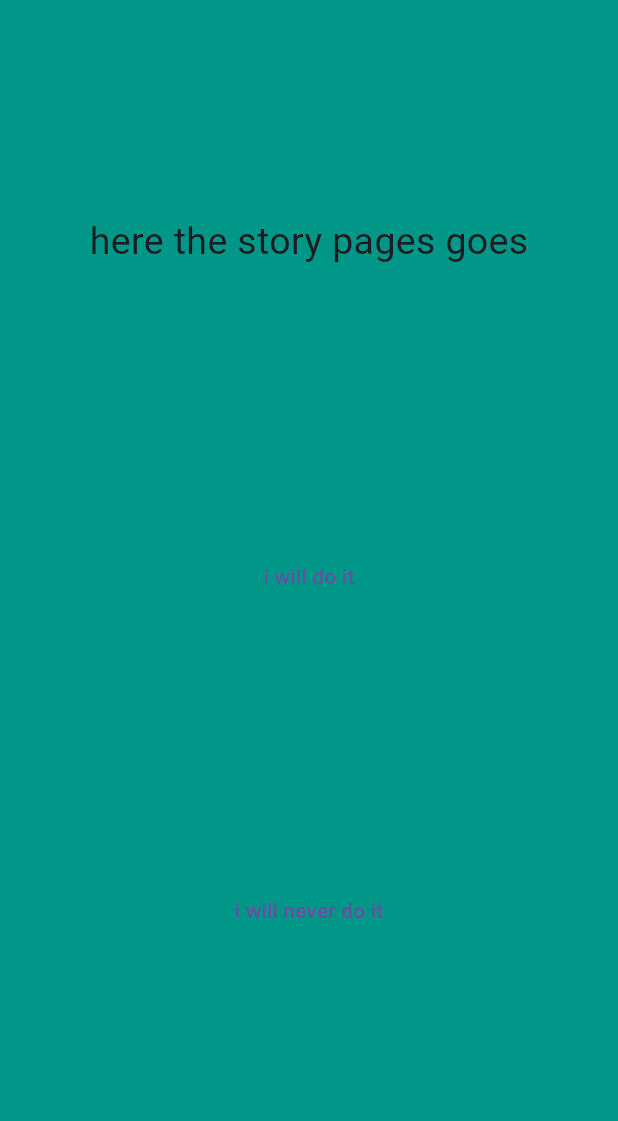
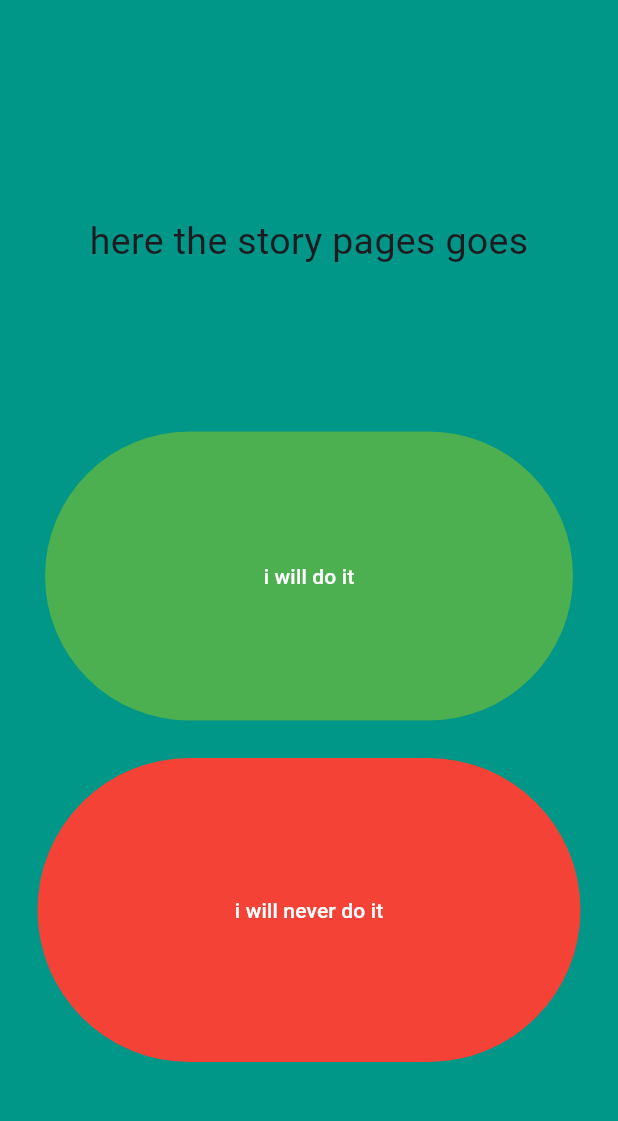
Before and after one commit to Shadislam1/destini, a Flutter app: the screen it shows after launch, on a phone screen of 412 x 824 dp, the part 84-1205 px from its top. Run offline on Flutter 3.47's test engine with Material 3 defaults, Android fonts, the phone set to English and light mode, and no system bars.

Commit message:
update text

```diff
--- a/lib/main.dart
+++ b/lib/main.dart
@@ -45,6 +45,7 @@ class _StoryPageState extends State<StoryPage> {
 
               child: Column(
                 crossAxisAlignment: CrossAxisAlignment.stretch,
+                mainAxisAlignment: MainAxisAlignment.spaceBetween,
               children:<Widget> [
 
 
@@ -62,20 +63,40 @@ class _StoryPageState extends State<StoryPage> {
 
                     ),
                Expanded(
+                child: Padding(
+                  padding: EdgeInsets.all(15),
                   child: TextButton(
-                  child: Text('i will do it'),
+                    style: ButtonStyle(
+                      backgroundColor: MaterialStateProperty.all<Color>(Colors.green),
+                    ),
+                    child: Text(
+                      'i will do it',
+                      style: TextStyle(color: Colors.white),
+
+                    ),
                     onPressed: () {
 
                     },
                     ),
                 ),
+                ),
 
                  Expanded(
+                child: Padding(
+                  padding: EdgeInsets.all(10),
                   child: TextButton(
-                  child: Text('i will never do it'),
+                    style: ButtonStyle(
+                      backgroundColor: MaterialStateProperty.all<Color>(Colors.red)
+                    ),
+                    child: Text(
+                      'i will never do it',
+                      style: TextStyle(color: Colors.white),
+
+                      ),
                     onPressed: () {
 
                     },
+                    ),
                 ),
                 ),
 
```
Lines whose indentation alone changed are shown as unchanged.
